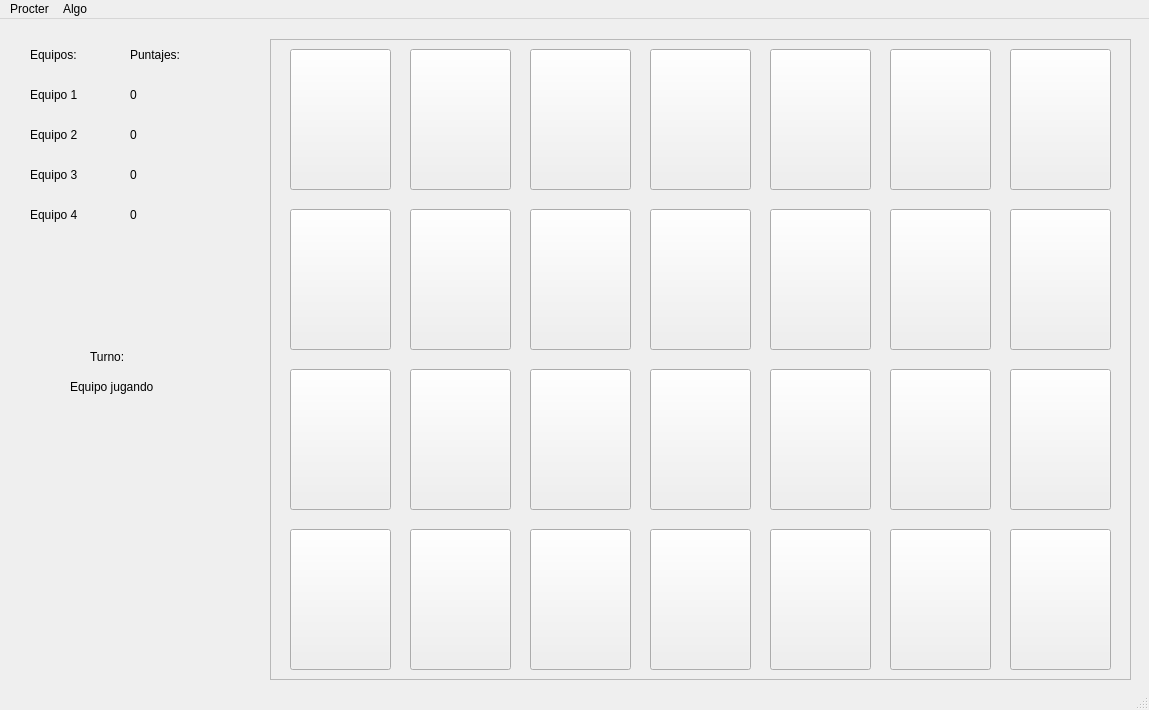
Before: the Qt Designer form mainwindow.ui in Alerodcas/ProcterMemoryGame, drawn with Qt 5.
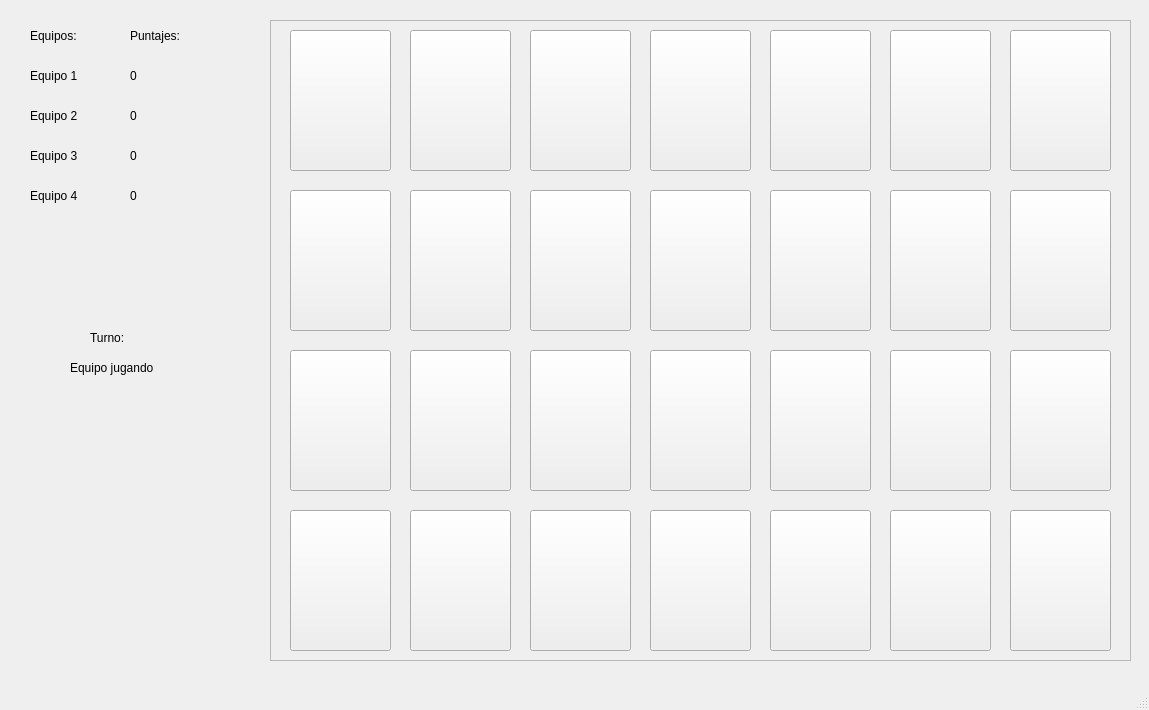
After: the same form once the commit is applied.

The edit to the form file:
```diff
--- a/mainwindow.ui
+++ b/mainwindow.ui
@@ -560,18 +560,6 @@
      <height>22</height>
     </rect>
    </property>
-   <widget class="QMenu" name="menuProcter">
-    <property name="title">
-     <string>Procter</string>
-    </property>
-   </widget>
-   <widget class="QMenu" name="menuAlgo">
-    <property name="title">
-     <string>Algo</string>
-    </property>
-   </widget>
-   <addaction name="menuProcter"/>
-   <addaction name="menuAlgo"/>
   </widget>
   <widget class="QStatusBar" name="statusbar"/>
  </widget>
```
